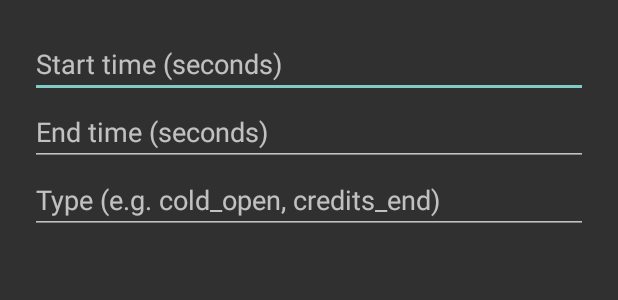
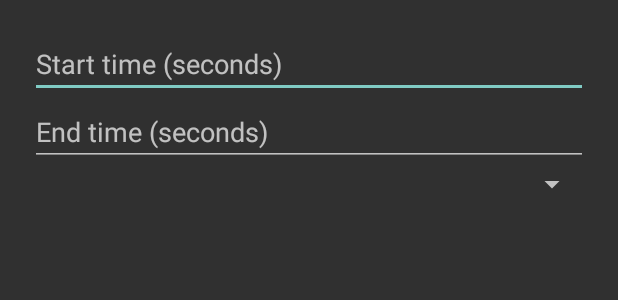
Before and after one commit to iHagoss/stremio-skip-button2, an Android app: the layout dialog_add_skip_range.xml on its own in the app's theme, with its tools: preview values and no code run, on a phone screen of 412 x 824 dp. Shown: the top 300 px of the screen. Run offline under Robolectric (Android 15) with nearby library versions, the phone set to English and light mode, and no system bars.

Commit message:
Update and rename dialogaddskip_range.xml to dialog_add_skip_range.xml

```diff
--- a/app/src/main/res/layout/dialogaddskip_range.xml
+++ b/app/src/main/res/layout/dialog_add_skip_range.xml
@@ -19,10 +19,8 @@
         android:layout_width="match_parent"
         android:layout_height="wrap_content"/>
 
-    <EditText
-        android:id="@+id/typeInput"
-        android:hint="Type (e.g. cold_open, credits_end)"
-        android:inputType="text"
+    <Spinner
+        android:id="@+id/typeSpinner"
         android:layout_width="match_parent"
         android:layout_height="wrap_content"/>
 </LinearLayout>
```
